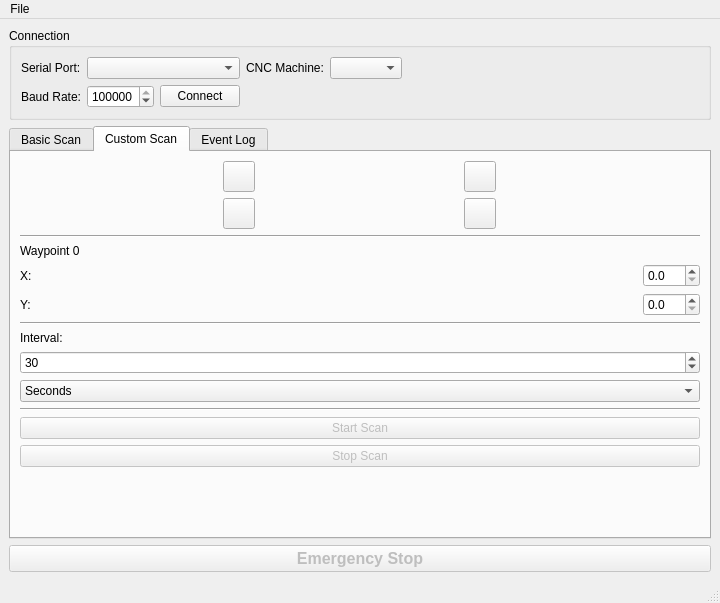
This is touch-o-matic-tabbed.ui in westphallm1/TouchOMaticController as Qt 5 draws it before an edit. The edited form follows.
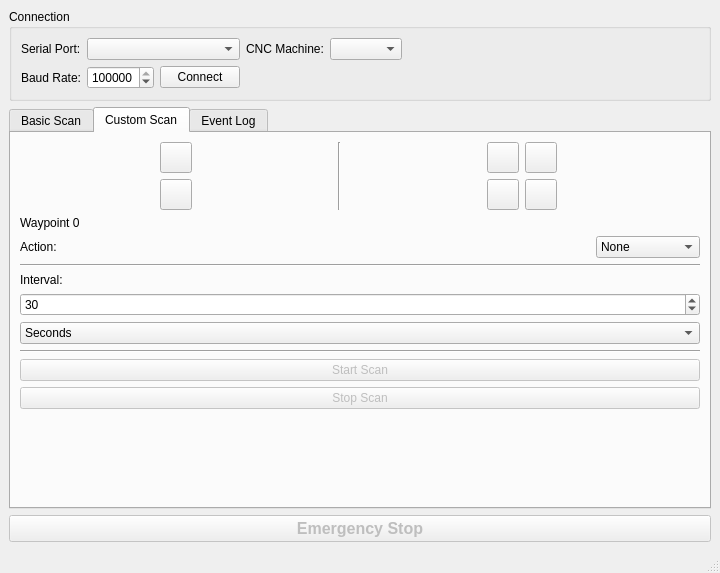
This is the edited form. The open tabs and pages were chosen to show the change. Icons and pictures are not drawn.

Patch:
```diff
--- a/touch-o-matic-tabbed.ui
+++ b/touch-o-matic-tabbed.ui
@@ -7,7 +7,7 @@
     <x>0</x>
     <y>0</y>
     <width>720</width>
-    <height>603</height>
+    <height>573</height>
    </rect>
   </property>
   <property name="windowTitle">
@@ -542,45 +542,64 @@
         <item>
          <layout class="QVBoxLayout" name="verticalLayout_5">
           <item>
+           <layout class="QHBoxLayout" name="horizontalLayout_13">
+            <item>
+             <layout class="QGridLayout" name="gridLayout_13">
+              <item row="0" column="0">
+               <widget class="QToolButton" name="saveCustom">
+                <property name="toolTip">
+                 <string>Save Route</string>
+                </property>
+                <property name="text">
+                 <string/>
+                </property>
+                <property name="icon">
+                 <iconset>
+                  <normaloff>Assets/icons8-save-filled-24.png</normaloff>Assets/icons8-save-filled-24.png</iconset>
+                </property>
+                <property name="iconSize">
+                 <size>
+                  <width>24</width>
+                  <height>24</height>
+                 </size>
+                </property>
+               </widget>
+              </item>
+              <item row="1" column="0">
+               <widget class="QToolButton" name="loadCustom">
+                <property name="toolTip">
+                 <string>Load Route</string>
+                </property>
+                <property name="text">
+                 <string/>
+                </property>
+                <property name="icon">
+                 <iconset>
+                  <normaloff>Assets/icons8-opened-folder-24.png</normaloff>Assets/icons8-opened-folder-24.png</iconset>
+                </property>
+                <property name="iconSize">
+                 <size>
+                  <width>24</width>
+                  <height>24</height>
+                 </size>
+                </property>
+               </widget>
+              </item>
+             </layout>
+            </item>
+            <item>
+             <widget class="Line" name="line_4">
+              <property name="orientation">
+               <enum>Qt::Vertical</enum>
+              </property>
+             </widget>
+            </item>
+            <item>
            <layout class="QGridLayout" name="gridLayout_10">
             <property name="leftMargin">
              <number>0</number>
             </property>
-            <item row="0" column="1">
-             <widget class="QToolButton" name="zoomInButton">
-              <property name="text">
-               <string/>
-              </property>
-              <property name="icon">
-               <iconset>
-                <normaloff>Assets/icons8-plus-math-50.png</normaloff>Assets/icons8-plus-math-50.png</iconset>
-              </property>
-              <property name="iconSize">
-               <size>
-                <width>24</width>
-                <height>24</height>
-               </size>
-              </property>
-             </widget>
-            </item>
-            <item row="0" column="2">
-             <widget class="QToolButton" name="zoomOutButton">
-              <property name="text">
-               <string/>
-              </property>
-              <property name="icon">
-               <iconset>
-                <normaloff>Assets/icons8-subtract-50.png</normaloff>Assets/icons8-subtract-50.png</iconset>
-              </property>
-              <property name="iconSize">
-               <size>
-                <width>24</width>
-                <height>24</height>
-               </size>
-              </property>
-             </widget>
-            </item>
-            <item row="1" column="1">
+              <item row="2" column="1">
              <widget class="QToolButton" name="rotateL">
               <property name="text">
                <string/>
@@ -597,7 +616,27 @@
               </property>
              </widget>
             </item>
-            <item row="1" column="2">
+              <item row="1" column="1">
+               <widget class="QToolButton" name="zoomInButton">
+                <property name="toolTip">
+                 <string>Zoom In</string>
+                </property>
+                <property name="text">
+                 <string/>
+                </property>
+                <property name="icon">
+                 <iconset>
+                  <normaloff>Assets/icons8-plus-math-50.png</normaloff>Assets/icons8-plus-math-50.png</iconset>
+                </property>
+                <property name="iconSize">
+                 <size>
+                  <width>24</width>
+                  <height>24</height>
+                 </size>
+                </property>
+               </widget>
+              </item>
+              <item row="2" column="2">
              <widget class="QToolButton" name="rotateR">
               <property name="text">
                <string/>
@@ -614,14 +653,29 @@
               </property>
              </widget>
             </item>
-           </layout>
-          </item>
-          <item>
-           <widget class="Line" name="line">
-            <property name="orientation">
-             <enum>Qt::Horizontal</enum>
-            </property>
-           </widget>
+              <item row="1" column="2">
+               <widget class="QToolButton" name="zoomOutButton">
+                <property name="toolTip">
+                 <string>Zoom Out</string>
+                </property>
+                <property name="text">
+                 <string/>
+                </property>
+                <property name="icon">
+                 <iconset>
+                  <normaloff>Assets/icons8-subtract-50.png</normaloff>Assets/icons8-subtract-50.png</iconset>
+                </property>
+                <property name="iconSize">
+                 <size>
+                  <width>24</width>
+                  <height>24</height>
+                 </size>
+                </property>
+               </widget>
+              </item>
+             </layout>
+            </item>
+           </layout>
           </item>
           <item>
            <widget class="QLabel" name="label_11">
@@ -638,35 +692,43 @@
             <item row="0" column="0">
              <widget class="QLabel" name="label_13">
               <property name="text">
-               <string>X:</string>
+               <string>Action:</string>
               </property>
              </widget>
             </item>
             <item row="0" column="1">
-             <widget class="QDoubleSpinBox" name="doubleSpinBox">
-              <property name="decimals">
-               <number>1</number>
-              </property>
-             </widget>
-            </item>
-            <item row="1" column="0">
-             <widget class="QLabel" name="label_15">
-              <property name="text">
-               <string>Y:</string>
-              </property>
-             </widget>
-            </item>
-            <item row="1" column="1">
-             <widget class="QDoubleSpinBox" name="doubleSpinBox_2">
+             <widget class="QComboBox" name="comboBox_2">
               <property name="sizePolicy">
                <sizepolicy hsizetype="Maximum" vsizetype="Fixed">
                 <horstretch>0</horstretch>
                 <verstretch>0</verstretch>
                </sizepolicy>
               </property>
-              <property name="decimals">
-               <number>1</number>
-              </property>
+              <item>
+               <property name="text">
+                <string>None</string>
+               </property>
+              </item>
+              <item>
+               <property name="text">
+                <string>Set Speed</string>
+               </property>
+              </item>
+              <item>
+               <property name="text">
+                <string>Set Z Position</string>
+               </property>
+              </item>
+              <item>
+               <property name="text">
+                <string>Take Picture</string>
+               </property>
+              </item>
+              <item>
+               <property name="text">
+                <string>Run Script</string>
+               </property>
+              </item>
              </widget>
             </item>
            </layout>
@@ -748,6 +810,12 @@
             <property name="enabled">
              <bool>false</bool>
             </property>
+            <property name="sizePolicy">
+             <sizepolicy hsizetype="Minimum" vsizetype="Fixed">
+              <horstretch>0</horstretch>
+              <verstretch>0</verstretch>
+             </sizepolicy>
+            </property>
             <property name="text">
              <string>Start Scan</string>
             </property>
@@ -839,26 +907,6 @@
     </item>
    </layout>
   </widget>
-  <widget class="QMenuBar" name="menubar">
-   <property name="geometry">
-    <rect>
-     <x>0</x>
-     <y>0</y>
-     <width>720</width>
-     <height>22</height>
-    </rect>
-   </property>
-   <widget class="QMenu" name="menuFile">
-    <property name="title">
-     <string>File</string>
-    </property>
-    <addaction name="actionLoad_Basic_Scan"/>
-    <addaction name="actionSave_Basic_Scan"/>
-    <addaction name="actionLoad_Custom_Scan"/>
-    <addaction name="actionSave_Custom_Scan"/>
-   </widget>
-   <addaction name="menuFile"/>
-  </widget>
   <widget class="QStatusBar" name="statusbar"/>
   <action name="actionLoad_Basic_Scan">
    <property name="text">
```
Left out of the diff: 8 changed lines with no effect on the pictures. Lines whose indentation alone changed are shown as unchanged.
